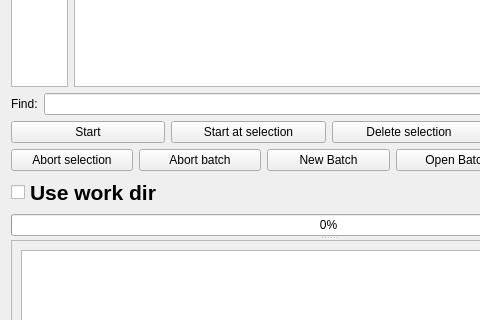
Above: mesmerize/viewer/modules/ui_files/batch_manager_pytemplate.ui from kushalkolar/MESmerize before the change; both pictures show x 0 to 480 and y 162 to 482 of the 999 by 759 pixel window. Below: the same form after it.
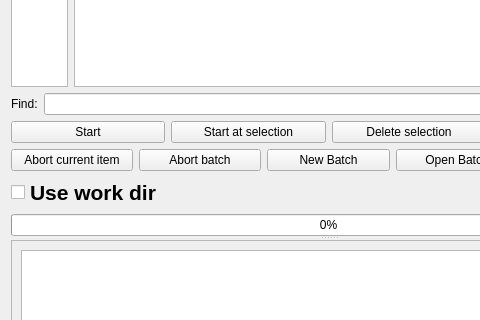
That is the form after the change.

Commit message: added batch abort option to batch manager and some cleanup with the batch manager GUI

```diff
--- a/mesmerize/viewer/modules/ui_files/batch_manager_pytemplate.ui
+++ b/mesmerize/viewer/modules/ui_files/batch_manager_pytemplate.ui
@@ -57,7 +57,7 @@
       <property name="orientation">
        <enum>Qt::Vertical</enum>
       </property>
-      <widget class="QWidget" name="">
+      <widget class="QWidget" name="layoutWidget">
        <layout class="QVBoxLayout" name="verticalLayout_5">
         <item>
          <layout class="QHBoxLayout" name="horizontalLayout">
@@ -247,7 +247,7 @@
                </size>
               </property>
               <property name="text">
-               <string>Abort selection</string>
+               <string>Abort current item</string>
               </property>
              </widget>
             </item>
```
The commit also changes 2 other files.
